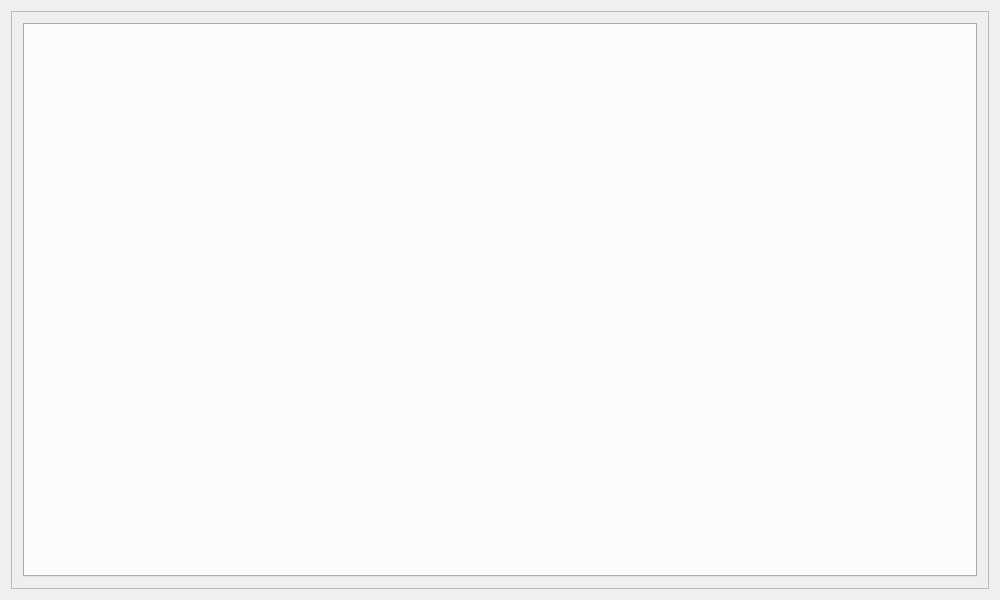
This is src/ckb/mainwindow.ui in aktentasche/ckb-next as Qt 5 draws it before an edit. The edited form follows.
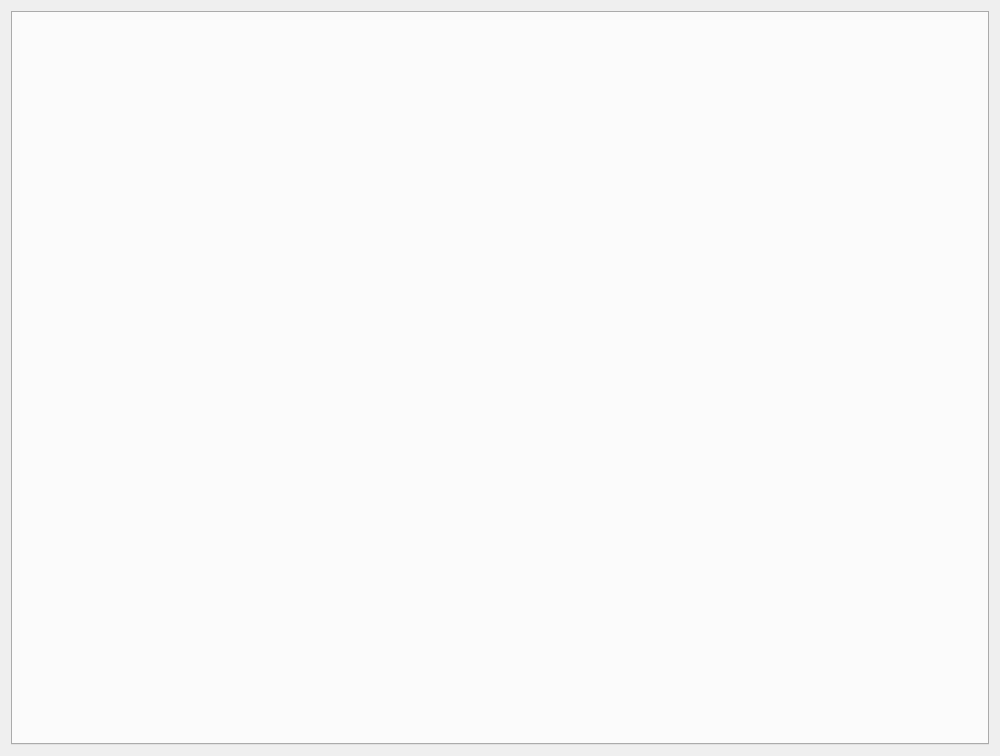
This is the edited form. Icons and pictures are not drawn.

Commit message: Remove excessive borders from QGridLayout

Diff of the .ui file:
```diff
--- a/src/ckb/mainwindow.ui
+++ b/src/ckb/mainwindow.ui
@@ -7,7 +7,7 @@
     <x>0</x>
     <y>0</y>
     <width>1000</width>
-    <height>600</height>
+    <height>756</height>
    </rect>
   </property>
   <property name="minimumSize">
@@ -30,6 +30,15 @@
    <layout class="QGridLayout" name="gridLayout">
     <item row="0" column="0">
      <widget class="QScrollArea" name="scrollArea">
+      <property name="frameShape">
+       <enum>QFrame::NoFrame</enum>
+      </property>
+      <property name="frameShadow">
+       <enum>QFrame::Sunken</enum>
+      </property>
+      <property name="lineWidth">
+       <number>1</number>
+      </property>
       <property name="widgetResizable">
        <bool>true</bool>
       </property>
@@ -38,11 +47,26 @@
         <rect>
          <x>0</x>
          <y>0</y>
-         <width>980</width>
-         <height>580</height>
+         <width>982</width>
+         <height>732</height>
         </rect>
        </property>
        <layout class="QGridLayout" name="gridLayout_2">
+        <property name="leftMargin">
+         <number>0</number>
+        </property>
+        <property name="topMargin">
+         <number>0</number>
+        </property>
+        <property name="rightMargin">
+         <number>0</number>
+        </property>
+        <property name="bottomMargin">
+         <number>0</number>
+        </property>
+        <property name="horizontalSpacing">
+         <number>6</number>
+        </property>
         <item row="0" column="0">
          <widget class="QTabWidget" name="tabWidget">
           <property name="currentIndex">
```
